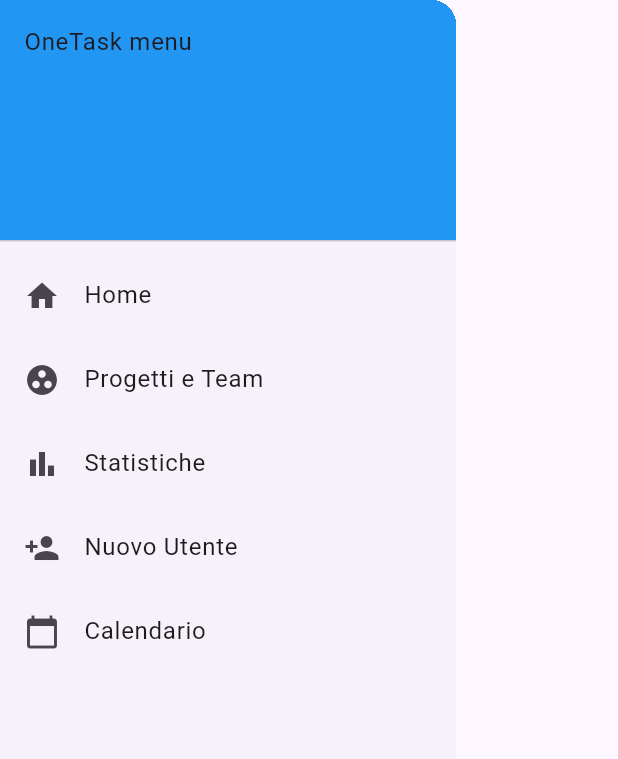
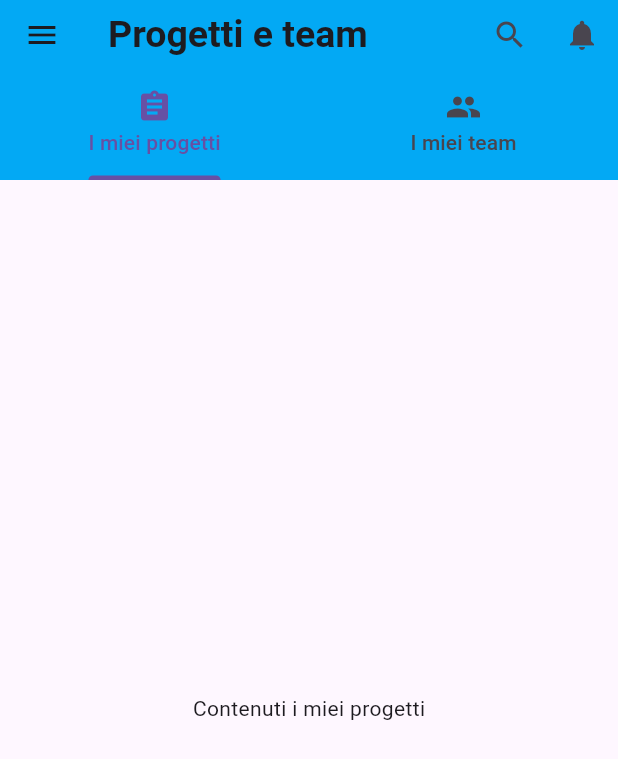
Before and after one commit to apiantonio/OneTask, a Flutter app: the OTDrawer widget shown alone on an empty page, opened directly, after a tap on "Progetti e Team", on a phone screen of 412 x 824 dp. Shown: the top 759 px of the screen. Run offline on Flutter 3.47's test engine with Material 3 defaults, Android fonts, the phone set to English and light mode, and no system bars; our stand-ins replace sqflite; accounts and stored records are empty.

Commit message:
logica per screen progetti e team

```diff
--- /dev/null
+++ b/lib/screens/projects_and_teams.dart
@@ -0,0 +1,49 @@
+import 'package:flutter/material.dart';
+import '../widgets/appbar.dart';
+//import '../services/database_helper.dart';
+import '../widgets/drawer.dart';
+
+class ProjectTeam extends StatefulWidget {
+  const ProjectTeam({super.key});
+
+  @override
+  ProjectTeamState createState() => ProjectTeamState();
+}
+
+class ProjectTeamState extends State<ProjectTeam> with TickerProviderStateMixin{
+  //late dice che tabController sarà inizializzata in seguito
+  late final TabController _tabController;
+
+  @override
+  void initState() {
+    super.initState();
+    _tabController = TabController(length: 2, vsync: this);
+  }
+
+  @override
+  void dispose() {
+    _tabController.dispose();
+    super.dispose();
+  }
+
+  @override
+  Widget build(BuildContext context) {
+    return Scaffold(
+        appBar: OTAppBar(title: 'Progetti e team', tabbar: true, controller: _tabController),
+        drawer: OTDrawer(),
+        body: TabBarView(
+          controller: _tabController,
+          children: [
+            Center(
+              //inserire progetti dal db
+              child: Text("Contenuti i miei progetti"),
+            ),
+            Center(
+              //inserire team dal db
+              child: Text("Contenuto i miei team"),
+            ),
+          ],
+        ),
+    );
+  }
+}
--- a/lib/widgets/appbar.dart
+++ b/lib/widgets/appbar.dart
@@ -2,13 +2,16 @@ import 'package:flutter/material.dart';
 
 //deve obbligatoriamente implementare PreferredSizedWidget altrimenti non potrei passarla allo Scaffold come appbar
 class OTAppBar extends StatelessWidget implements PreferredSizeWidget{
-  OTAppBar({Key? key, String? this.title}) : super(key: key);
+  //di default se non passato tabbar non viene visualizzata
+  OTAppBar({Key? key, String? this.title, this.tabbar = false, TabController? this.controller}) : super(key: key);
 
   final String? title; // Parametro titolo che è opzionale
-
+  //il parametro passato risulta opzionale, serve per capire se serva o meno il tabbar per quella schermata
+  final bool tabbar;
+  final TabController? controller;
   //quando implementiamo PreferredSizeWidget mi serve questo override per stabilire l'alteza dell'appBar
   @override
-  Size get preferredSize => Size.fromHeight(56);
+  Size get preferredSize => Size.fromHeight(tabbar ? 120 : 56);
 
   @override
   Widget build(BuildContext context) {
@@ -38,6 +41,14 @@ class OTAppBar extends StatelessWidget implements PreferredSizeWidget{
           tooltip: 'Vai alle notifiche',
         ),
       ],
+      bottom: tabbar ? TabBar(
+        controller: controller,
+        dividerColor: Colors.transparent,
+        tabs: [
+          Tab(icon: Icon(Icons.assignment), text: 'I miei progetti'),
+          Tab(icon: Icon(Icons.people), text: 'I miei team'),
+        ]
+      ) : null,
     );
   }
 }
--- a/lib/widgets/drawer.dart
+++ b/lib/widgets/drawer.dart
@@ -1,5 +1,6 @@
 import 'package:flutter/material.dart';
 import 'package:OneTask/screens/add_user.dart';
+import '../screens/projects_and_teams.dart';
 import '../main.dart';
 
 class OTDrawer extends StatefulWidget {
@@ -40,6 +41,10 @@ class _OTDrawerState extends State<OTDrawer> {
             title: const Text('Progetti e Team'),
             onTap: () {
               //passa a quella pagina e poi
+              Navigator.push(
+                context,
+                MaterialPageRoute(builder: (context) => ProjectTeam())
+              );
             },
           ),
 
```
